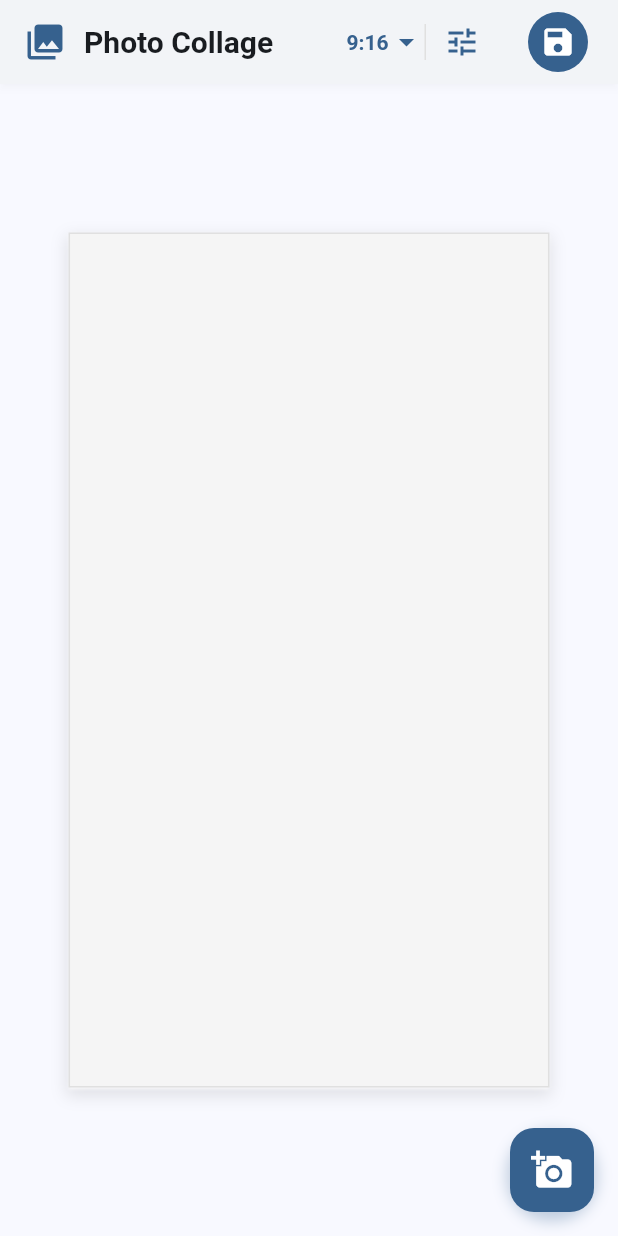
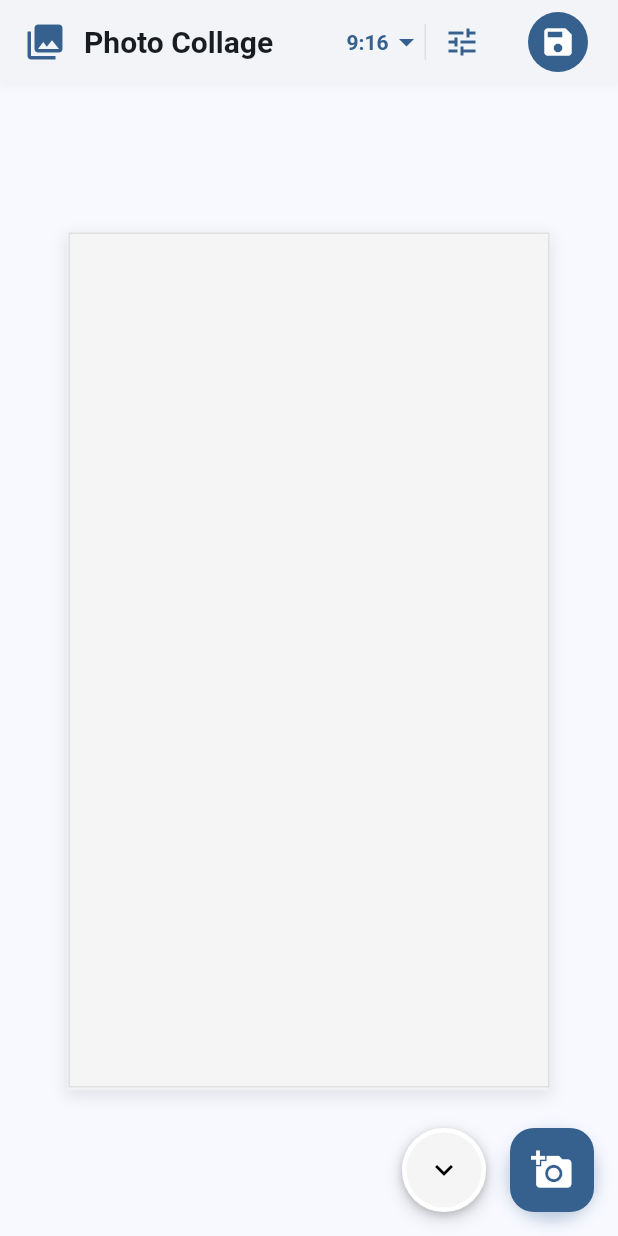
Before and after one commit to aycabadem/photo_collage, a Flutter app: the screen it shows after launch, on a phone screen of 412 x 824 dp. Run offline on Flutter 3.47's test engine with Material 3 defaults, Android fonts, the light colour scheme and no system bars; our stand-ins replace image_gallery_saver, image_picker.

Commit message:
add background color selection

```diff
--- a/lib/screens/collage_screen.dart
+++ b/lib/screens/collage_screen.dart
@@ -4,6 +4,7 @@ import '../services/collage_manager.dart';
 import '../widgets/aspect_ratio_selector.dart';
 import '../widgets/collage_canvas.dart';
 import '../widgets/custom_aspect_ratio_dialog.dart';
+import '../widgets/floating_color_bar.dart';
 
 /// Main screen for the photo collage application
 class CollageScreen extends StatefulWidget {
@@ -127,6 +128,7 @@ class _CollageScreenState extends State<CollageScreen> {
                                   collageManager.selectedBox!,
                                 )
                               : [],
+                          backgroundColor: collageManager.backgroundColor,
                         ),
                       ),
                     ),
@@ -134,7 +136,18 @@ class _CollageScreenState extends State<CollageScreen> {
                 );
               },
             ),
-            floatingActionButton: Container(
+            floatingActionButton: Row(
+              mainAxisSize: MainAxisSize.min,
+              children: [
+                // Floating color bar
+                FloatingColorBar(
+                  currentColor: collageManager.backgroundColor,
+                  onColorChanged: (color) =>
+                      collageManager.changeBackgroundColor(color),
+                ),
+                const SizedBox(width: 16),
+                // Photo add button
+                Container(
                   decoration: BoxDecoration(
                     borderRadius: BorderRadius.circular(28),
                     boxShadow: [
@@ -155,6 +168,8 @@ class _CollageScreenState extends State<CollageScreen> {
                     elevation: 0,
                     child: const Icon(Icons.add_a_photo, size: 28),
                   ),
+                ),
+              ],
             ),
           );
         },
--- a/lib/services/collage_manager.dart
+++ b/lib/services/collage_manager.dart
@@ -30,6 +30,7 @@ class CollageManager extends ChangeNotifier {
   Size _templateSize = Size(baseWidth, baseWidth);
   final List<PhotoBox> _photoBoxes = [];
   PhotoBox? _selectedBox;
+  Color _backgroundColor = const Color(0xFFF5F5F5); // Default light grey
 
   // Getters
   AspectSpec get selectedAspect => _selectedAspect;
@@ -37,6 +38,7 @@ class CollageManager extends ChangeNotifier {
   List<PhotoBox> get photoBoxes => List.unmodifiable(_photoBoxes);
   PhotoBox? get selectedBox => _selectedBox;
   List<AspectSpec> get presets => List.unmodifiable(_presets);
+  Color get backgroundColor => _backgroundColor;
 
   // Image picker
   final ImagePicker _imagePicker = ImagePicker();
@@ -193,6 +195,12 @@ class CollageManager extends ChangeNotifier {
   /// Select a photo box
   void selectBox(PhotoBox? box) {
     _selectedBox = box;
+    notifyListeners();
+  }
+
+  /// Change background color
+  void changeBackgroundColor(Color newColor) {
+    _backgroundColor = newColor;
     notifyListeners();
   }
 
--- a/lib/widgets/collage_canvas.dart
+++ b/lib/widgets/collage_canvas.dart
@@ -34,6 +34,9 @@ class CollageCanvas extends StatelessWidget {
   /// List of alignment guidelines to display
   final List<AlignmentGuideline> guidelines;
 
+  /// Background color for the canvas
+  final Color backgroundColor;
+
   const CollageCanvas({
     super.key,
     required this.templateSize,
@@ -45,6 +48,7 @@ class CollageCanvas extends StatelessWidget {
     required this.onResizeHandleDragged,
     required this.onBackgroundTap,
     this.guidelines = const [],
+    required this.backgroundColor,
   });
 
   @override
@@ -60,7 +64,7 @@ class CollageCanvas extends StatelessWidget {
         width: templateSize.width,
         height: templateSize.height,
         decoration: BoxDecoration(
-          color: Colors.grey[100], // Lighter, more modern color
+          color: backgroundColor, // Use dynamic background color
           boxShadow: [
             BoxShadow(
               color: Colors.black.withValues(alpha: 0.1),
--- /dev/null
+++ b/lib/widgets/floating_color_bar.dart
@@ -0,0 +1,226 @@
+import 'package:flutter/material.dart';
+
+/// Floating color bar widget that shows current background color
+class FloatingColorBar extends StatefulWidget {
+  final Color currentColor;
+  final ValueChanged<Color> onColorChanged;
+
+  const FloatingColorBar({
+    super.key,
+    required this.currentColor,
+    required this.onColorChanged,
+  });
+
+  @override
+  State<FloatingColorBar> createState() => _FloatingColorBarState();
+}
+
+class _FloatingColorBarState extends State<FloatingColorBar>
+    with SingleTickerProviderStateMixin {
+  bool _isExpanded = false;
+  late AnimationController _animationController;
+  late Animation<double> _expandAnimation;
+
+  @override
+  void initState() {
+    super.initState();
+    _animationController = AnimationController(
+      duration: const Duration(milliseconds: 300),
+      vsync: this,
+    );
+    _expandAnimation = CurvedAnimation(
+      parent: _animationController,
+      curve: Curves.easeInOut,
+    );
+  }
+
+  @override
+  void dispose() {
+    _animationController.dispose();
+    super.dispose();
+  }
+
+  void _toggleExpanded() {
+    setState(() {
+      _isExpanded = !_isExpanded;
+      if (_isExpanded) {
+        _animationController.forward();
+      } else {
+        _animationController.reverse();
+      }
+    });
+  }
+
+  @override
+  Widget build(BuildContext context) {
+    return AnimatedBuilder(
+      animation: _expandAnimation,
+      builder: (context, child) {
+        return Container(
+          decoration: BoxDecoration(
+            color: Colors.white,
+            borderRadius: BorderRadius.circular(28),
+            boxShadow: [
+              BoxShadow(
+                color: Colors.black.withValues(alpha: 0.1),
+                blurRadius: 8,
+                offset: const Offset(0, 4),
+                spreadRadius: 2,
+              ),
+            ],
+          ),
+          child: Row(
+            mainAxisSize: MainAxisSize.min,
+            children: [
+              // Color indicator
+              GestureDetector(
+                onTap: _toggleExpanded,
+                child: Container(
+                  width: 56,
+                  height: 56,
+                  decoration: BoxDecoration(
+                    color: widget.currentColor,
+                    shape: BoxShape.circle,
+                    border: Border.all(color: Colors.white, width: 3),
+                    boxShadow: [
+                      BoxShadow(
+                        color: Colors.black.withValues(alpha: 0.2),
+                        blurRadius: 4,
+                        offset: const Offset(0, 2),
+                      ),
+                    ],
+                  ),
+                  child: Icon(
+                    _isExpanded ? Icons.expand_less : Icons.expand_more,
+                    color: _getContrastColor(widget.currentColor),
+                    size: 24,
+                  ),
+                ),
+              ),
+              // Expanded color picker
+              if (_isExpanded)
+                SizeTransition(
+                  sizeFactor: _expandAnimation,
+                  child: Container(
+                    width: 280,
+                    padding: const EdgeInsets.all(16),
+                    child: Column(
+                      mainAxisSize: MainAxisSize.min,
+                      children: [
+                        // Current color preview
+                        Container(
+                          width: 60,
+                          height: 60,
+                          decoration: BoxDecoration(
+                            color: widget.currentColor,
+                            shape: BoxShape.circle,
+                            border: Border.all(
+                              color: Colors.grey[300]!,
+                              width: 2,
+                            ),
+                          ),
+                        ),
+                        const SizedBox(height: 16),
+                        // Preset colors grid
+                        _buildPresetColors(),
+                        const SizedBox(height: 16),
+                        // Custom color input
+                        _buildCustomColorInput(),
+                      ],
+                    ),
+                  ),
+                ),
+            ],
+          ),
+        );
+      },
+    );
+  }
+
+  Widget _buildPresetColors() {
+    final presetColors = [
+      Colors.white,
+      Colors.black,
+      Colors.grey[100]!,
+      Colors.grey[300]!,
+      Colors.grey[500]!,
+      Colors.grey[700]!,
+      Colors.grey[900]!,
+      Colors.red[100]!,
+      Colors.blue[100]!,
+      Colors.green[100]!,
+      Colors.yellow[100]!,
+      Colors.purple[100]!,
+    ];
+
+    return GridView.builder(
+      shrinkWrap: true,
+      physics: const NeverScrollableScrollPhysics(),
+      gridDelegate: const SliverGridDelegateWithFixedCrossAxisCount(
+        crossAxisCount: 6,
+        crossAxisSpacing: 8,
+        mainAxisSpacing: 8,
+      ),
+      itemCount: presetColors.length,
+      itemBuilder: (context, index) {
+        final color = presetColors[index];
+        return GestureDetector(
+          onTap: () {
+            widget.onColorChanged(color);
+            _toggleExpanded();
+          },
+          child: Container(
+            decoration: BoxDecoration(
+              color: color,
+              shape: BoxShape.circle,
+              border: Border.all(
+                color: color == widget.currentColor
+                    ? Colors.blue
+                    : Colors.grey[300]!,
+                width: color == widget.currentColor ? 3 : 1,
+              ),
+            ),
+          ),
+        );
+      },
+    );
+  }
+
+  Widget _buildCustomColorInput() {
+    return Row(
+      children: [
+        Expanded(
+          child: TextField(
+            decoration: const InputDecoration(
+              labelText: 'Hex Color',
+              hintText: '#F5F5F5',
+              border: OutlineInputBorder(),
+            ),
+            onSubmitted: (value) {
+              try {
+                final color = _hexToColor(value);
+                widget.onColorChanged(color);
+                _toggleExpanded();
+              } catch (e) {
+                // Invalid hex color - ignore
+              }
+            },
+          ),
+        ),
+      ],
+    );
+  }
+
+  Color _hexToColor(String hex) {
+    hex = hex.replaceAll('#', '');
+    if (hex.length == 6) {
+      hex = 'FF$hex'; // Add alpha channel
+    }
+    return Color(int.parse(hex, radix: 16));
+  }
+
+  Color _getContrastColor(Color backgroundColor) {
+    final luminance = backgroundColor.computeLuminance();
+    return luminance > 0.5 ? Colors.black : Colors.white;
+  }
+}
```
Lines whose indentation alone changed are shown as unchanged.
